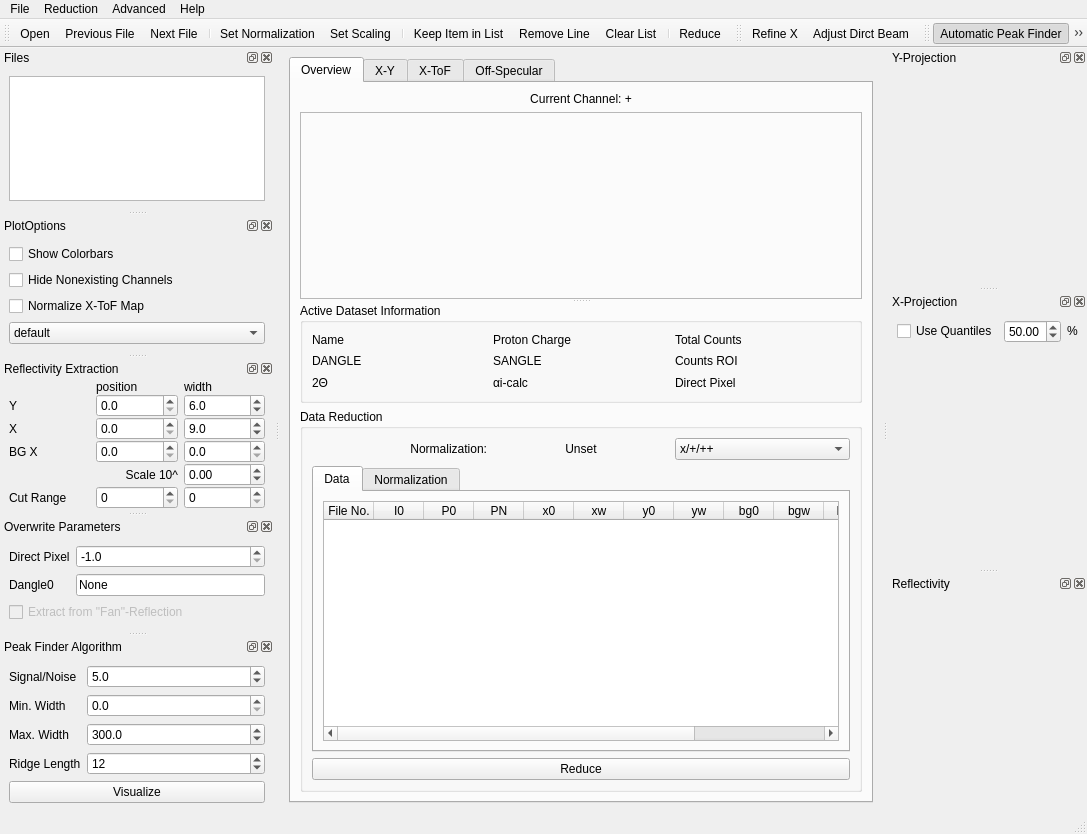
The window that designer/main_window.ui (aglavic/quicknxs) describes before a commit, drawn with Qt 5.
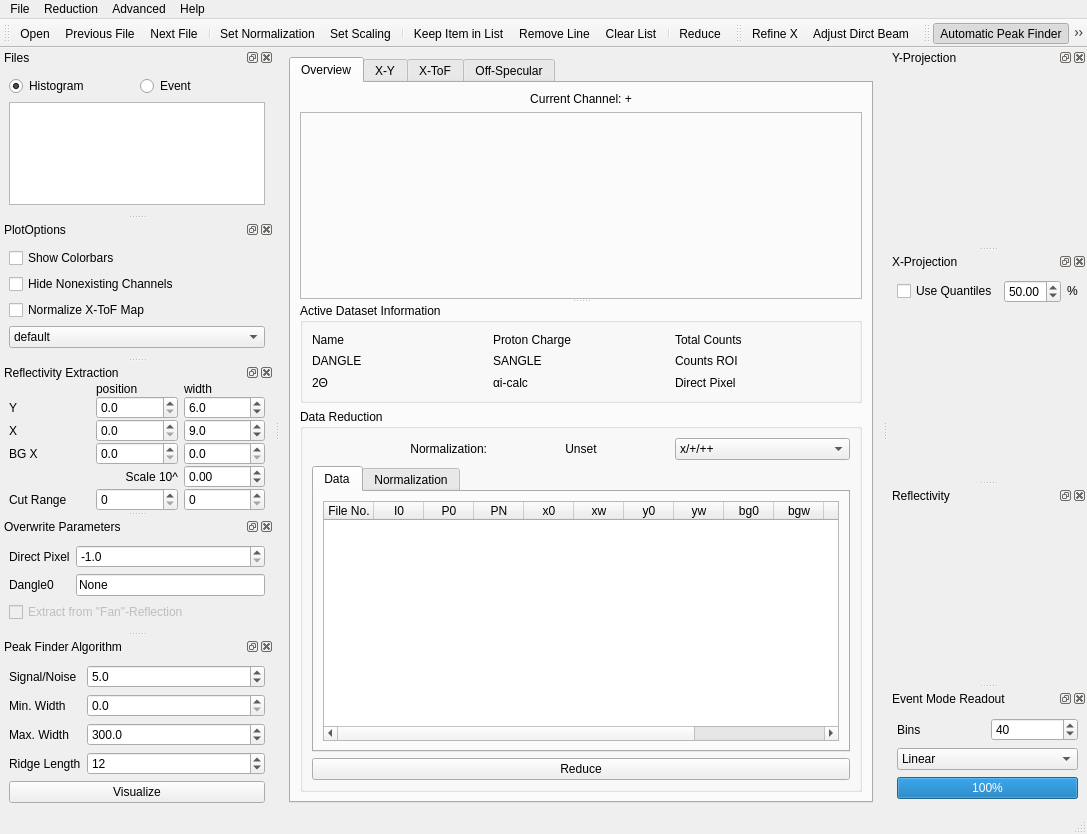
The same window after the commit. Icons and pictures are not drawn. Custom widgets are drawn as their Qt base class.

Commit message: Event mode data and Documentation update

Diff of the .ui file:
```diff
--- a/designer/main_window.ui
+++ b/designer/main_window.ui
@@ -504,11 +504,6 @@
                        <string>Background Region Width</string>
                       </property>
                      </column>
-                     <column>
-                      <property name="text">
-                       <string>Path</string>
-                      </property>
-                     </column>
                      <column>
                       <property name="text">
                        <string>DP</string>
@@ -530,6 +525,11 @@
                        <string>λ</string>
                       </property>
                      </column>
+                     <column>
+                      <property name="text">
+                       <string>Path</string>
+                      </property>
+                     </column>
                     </widget>
                    </item>
                   </layout>
@@ -937,7 +937,7 @@
    </property>
    <property name="minimumSize">
     <size>
-     <width>189</width>
+     <width>214</width>
      <height>162</height>
     </size>
    </property>
@@ -949,6 +949,27 @@
    </attribute>
    <widget class="QWidget" name="dockWidgetContents">
     <layout class="QVBoxLayout" name="verticalLayout">
+     <item>
+      <layout class="QHBoxLayout" name="horizontalLayout_11">
+       <item>
+        <widget class="QRadioButton" name="histogramActive">
+         <property name="text">
+          <string>Histogram</string>
+         </property>
+         <property name="checked">
+          <bool>true</bool>
+         </property>
+        </widget>
+       </item>
+       <item>
+        <widget class="QRadioButton" name="eventActive">
+         <property name="text">
+          <string>Event</string>
+         </property>
+        </widget>
+       </item>
+      </layout>
+     </item>
      <item>
       <widget class="QListWidget" name="file_list"/>
      </item>
@@ -1562,6 +1583,72 @@
    <addaction name="actionAutomaticXPeak"/>
    <addaction name="actionAutoYLimits"/>
   </widget>
+  <widget class="QDockWidget" name="dockWidget_9">
+   <property name="enabled">
+    <bool>true</bool>
+   </property>
+   <property name="windowTitle">
+    <string>Event Mode Readout</string>
+   </property>
+   <attribute name="dockWidgetArea">
+    <number>2</number>
+   </attribute>
+   <widget class="QWidget" name="dockWidgetContents_9">
+    <layout class="QVBoxLayout" name="verticalLayout_18">
+     <item>
+      <layout class="QHBoxLayout" name="horizontalLayout_10">
+       <item>
+        <widget class="QLabel" name="label_27">
+         <property name="text">
+          <string>Bins</string>
+         </property>
+        </widget>
+       </item>
+       <item>
+        <widget class="QSpinBox" name="eventTofBins">
+         <property name="minimum">
+          <number>5</number>
+         </property>
+         <property name="maximum">
+          <number>200</number>
+         </property>
+         <property name="singleStep">
+          <number>5</number>
+         </property>
+         <property name="value">
+          <number>40</number>
+         </property>
+        </widget>
+       </item>
+      </layout>
+     </item>
+     <item>
+      <widget class="QComboBox" name="eventBinMode">
+       <item>
+        <property name="text">
+         <string>Linear</string>
+        </property>
+       </item>
+       <item>
+        <property name="text">
+         <string>1/x</string>
+        </property>
+       </item>
+      </widget>
+     </item>
+     <item>
+      <widget class="QProgressBar" name="eventProgress">
+       <property name="value">
+        <number>100</number>
+       </property>
+       <property name="format">
+        <string>%p%</string>
+       </property>
+      </widget>
+     </item>
+    </layout>
+   </widget>
+  </widget>
   <action name="actionOpen">
    <property name="icon">
     <iconset theme="document-open">
```
Left out of the diff: 74 changed lines with no effect on the pictures. The commit also changes 12 other files.
